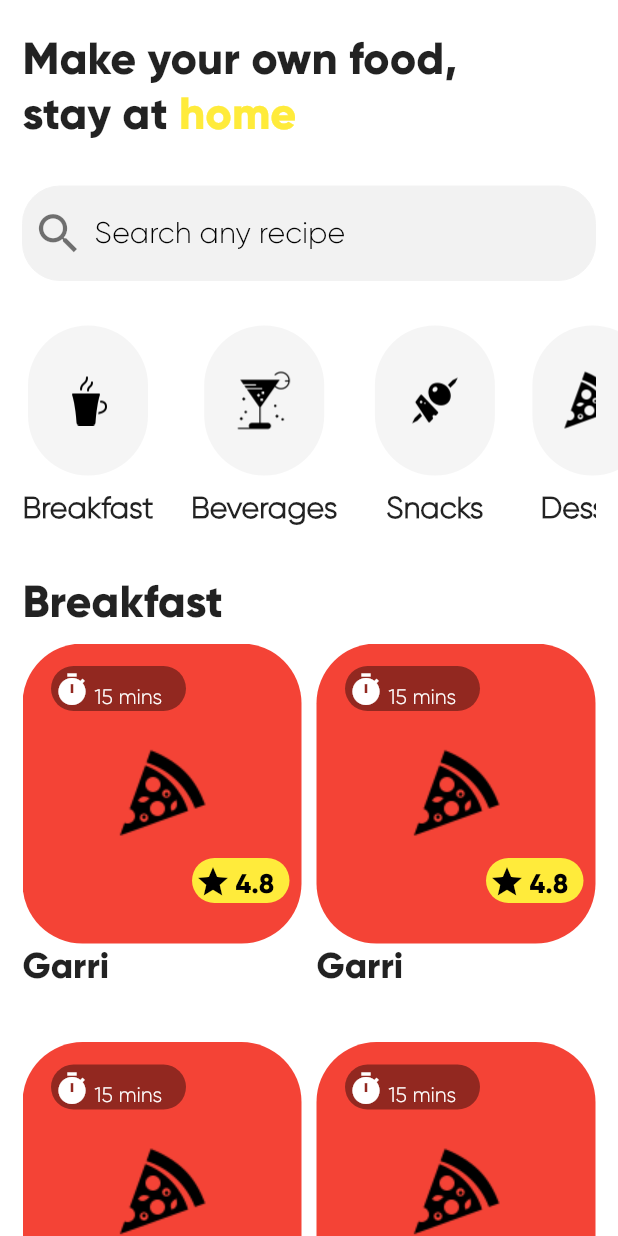
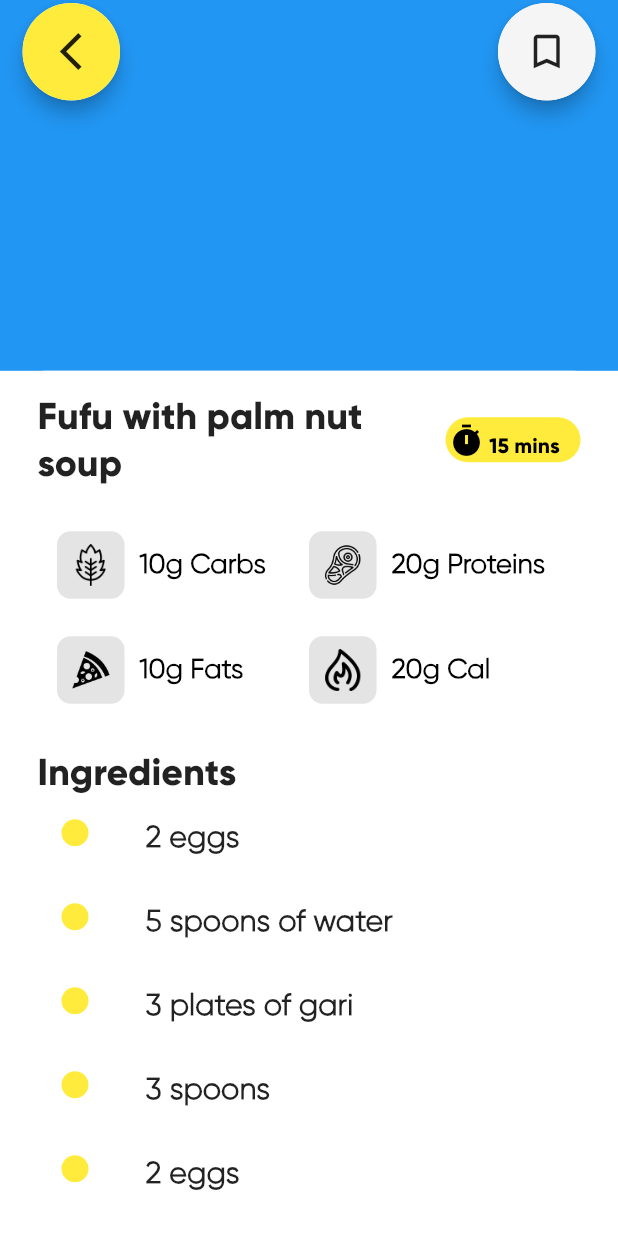
Before and after one commit to samtuga1/easy_food, a Flutter app: the screen it shows after launch, on a phone screen of 412 x 824 dp. Run offline on Flutter 3.47's test engine with Material 2 defaults, Android fonts, the phone set to English and light mode, and no system bars.

Commit message:
created my food_screen.dart

```diff
--- a/lib/constants.dart
+++ b/lib/constants.dart
@@ -1,29 +1,78 @@
 import 'package:flutter/material.dart';
+import 'package:easy_food/widgets/bullet.dart';
 
 class TextStyles {
   static TextStyle title = const TextStyle(fontFamily: 'GilroyBold');
   static TextStyle subTitle = const TextStyle(fontFamily: 'GilroyLight');
+  static TextStyle ingredientsTextStyle = const TextStyle(
+      fontFamily: 'GilroyLight', fontSize: 20, fontWeight: FontWeight.bold);
 }
 
 List preference = [
+  /*
+  imageName: This is the image provider(String) of the image
+  title: The title of the preference
+  number: This is used to provide the number for each preference
+  0: Helps in managing the color of the preference
+   */
   {
     'imageName': 'assets/icons/coffee.png',
     'title': 'Breakfast',
+    'number': 0,
+    0: false,
   },
   {
     'imageName': 'assets/icons/beverage.png',
     'title': 'Beverages',
+    'index': 0,
+    1: false,
   },
   {
     'imageName': 'assets/icons/snack.png',
     'title': 'Snacks',
+    'index': 0,
+    2: false,
   },
   {
     'imageName': 'assets/icons/pizza.png',
     'title': 'Dessert',
+    'index': 0,
+    3: false,
   },
   {
     'imageName': 'assets/icons/soup.png',
     'title': 'Soups',
+    'index': 0,
+    4: false,
   },
 ];
+
+List<ListTile> ingredientList = [
+  ListTile(
+    leading: MyBullet(),
+    title: Text(
+      '2 eggs',
+      style: TextStyles.ingredientsTextStyle,
+    ),
+  ),
+  ListTile(
+    leading: MyBullet(),
+    title: Text('5 spoons of water', style: TextStyles.ingredientsTextStyle),
+  ),
+  ListTile(
+    leading: MyBullet(),
+    title: Text('3 plates of gari', style: TextStyles.ingredientsTextStyle),
+  ),
+  ListTile(
+    leading: MyBullet(),
+    title: Text('3 spoons', style: TextStyles.ingredientsTextStyle),
+  ),
+  ListTile(
+    leading: MyBullet(),
+    title: Text('2 eggs', style: TextStyles.ingredientsTextStyle),
+  ),
+  ListTile(
+    leading: MyBullet(),
+    title: Text('2 eggs', style: TextStyles.ingredientsTextStyle),
+  ),
+];
--- a/lib/main.dart
+++ b/lib/main.dart
@@ -1,8 +1,9 @@
+import 'package:easy_food/screens/food_screen.dart';
 import 'package:flutter/material.dart';
 import 'screens/home_screen.dart';
 
 void main() {
   runApp(const MaterialApp(
-    home: HomeScreen(), //initial route
+    home: FoodScreen(), //initial route
   ));
 }
--- /dev/null
+++ b/lib/screens/food_screen.dart
@@ -0,0 +1,157 @@
+import 'package:easy_food/widgets/sub_containers.dart';
+import 'package:flutter/material.dart';
+import 'package:easy_food/widgets/icon_container.dart';
+import 'package:easy_food/constants.dart' as constants;
+import 'package:flutter/widgets.dart';
+import 'package:easy_food/widgets/food_information.dart';
+
+class FoodScreen extends StatefulWidget {
+  const FoodScreen({Key? key}) : super(key: key);
+
+  @override
+  _FoodScreenState createState() => _FoodScreenState();
+}
+
+class _FoodScreenState extends State<FoodScreen> {
+  @override
+  Widget build(BuildContext context) {
+    return Scaffold(
+      backgroundColor: Colors.white,
+      body: SafeArea(
+        child: Stack(
+          children: [
+            Container(
+              color: Colors.blue,
+              child: Align(
+                alignment: Alignment.topCenter,
+                child: Row(
+                  mainAxisAlignment: MainAxisAlignment.spaceBetween,
+                  children: const [
+                    Padding(
+                      padding: EdgeInsets.only(left: 15.0, top: 2),
+                      child: IconContainer(
+                        color: Colors.yellow,
+                        icon: Icons.arrow_back_ios_outlined,
+                      ),
+                    ),
+                    Padding(
+                      padding: EdgeInsets.only(right: 15.0, top: 2),
+                      child: IconContainer(
+                        color: Color(0xFFf5f5f5),
+                        icon: Icons.bookmark_border,
+                      ),
+                    ),
+                  ],
+                ),
+              ),
+              width: double.infinity,
+              height: MediaQuery.of(context).size.height * 0.3,
+            ),
+            Align(
+              alignment: Alignment.bottomCenter,
+              child: Container(
+                child: Padding(
+                  padding: const EdgeInsets.only(
+                    right: 25.0,
+                    left: 25,
+                  ),
+                  child: ListView(
+                    children: [
+                      const SizedBox(
+                        height: 15,
+                      ),
+                      Row(
+                        mainAxisAlignment: MainAxisAlignment.spaceBetween,
+                        children: [
+                          Expanded(
+                            child: Text(
+                              'Fufu with palm nut soup',
+                              textAlign: TextAlign.start,
+                              style: constants.TextStyles.title
+                                  .copyWith(fontSize: 25),
+                            ),
+                          ),
+                          SubContainer(
+                            icon: Icons.timer,
+                            width: 90,
+                            color: Colors.yellow,
+                            label: '15 mins',
+                            iconColor: Colors.black,
+                            style: constants.TextStyles.title.copyWith(
+                              color: Colors.black,
+                            ),
+                          ),
+                        ],
+                      ),
+                      const SizedBox(
+                        height: 30,
+                      ),
+                      Padding(
+                        padding: const EdgeInsets.symmetric(horizontal: 13.0),
+                        child: Column(
+                          children: [
+                            Row(
+                              children: const [
+                                FoodInfo(
+                                  nutrientLabel: 'Carbs',
+                                  nutrientIcon: 'assets/icons/carbohydrate.png',
+                                  nutrientAmount: 10,
+                                ),
+                                FoodInfo(
+                                  nutrientLabel: 'Proteins',
+                                  nutrientIcon: 'assets/icons/protein.png',
+                                  nutrientAmount: 20,
+                                ),
+                              ],
+                            ),
+                            const SizedBox(
+                              height: 25,
+                            ),
+                            Row(
+                              children: const [
+                                FoodInfo(
+                                  nutrientLabel: 'Fats',
+                                  nutrientIcon: 'assets/icons/pizza.png',
+                                  nutrientAmount: 10,
+                                ),
+                                FoodInfo(
+                                  nutrientLabel: 'Cal',
+                                  nutrientIcon: 'assets/icons/calories.png',
+                                  nutrientAmount: 20,
+                                ),
+                              ],
+                            ),
+                          ],
+                        ),
+                      ),
+                      const SizedBox(
+                        height: 30,
+                      ),
+                      Text(
+                        'Ingredients',
+                        style:
+                            constants.TextStyles.title.copyWith(fontSize: 25),
+                      ),
+                      Column(
+                        children: constants.ingredientList,
+                      ),
+                    ],
+                  ),
+                ),
+                height: MediaQuery.of(context).size.height * 0.7,
+                decoration: const BoxDecoration(
+                  borderRadius: BorderRadius.only(
+                    topRight: Radius.circular(30),
+                    topLeft: Radius.circular(30),
+                  ),
+                  color: Colors.white,
+                ),
+                width: double.infinity,
+              ),
+            ),
+          ],
+        ),
+      ),
+    );
+  }
+}
--- a/lib/screens/home_screen.dart
+++ b/lib/screens/home_screen.dart
@@ -63,6 +63,27 @@ class _HomeScreenState extends State<HomeScreen> {
                             return Preference(
                               imageName: preference[index]['imageName'],
                               title: preference[index]['title'],
+                              onPressed: () {
+                                setState(() {
+                                  constants.preference[index]
+                                      [index] = !constants
+                                          .preference[index][
+                                      index]; //uses boolean operator to change color
+                                  for (var element in constants.preference) {
+                                    //Below is the code to set other preferences to the initial colour rather than yellow
+                                    if (element['number'] != index) {
+                                      for (var i = 1;
+                                          i < constants.preference.length;
+                                          i++) {
+                                        element[index - i] = false;
+                                        element[index + i] = false;
+                                      }
+                                    }
+                                  }
+                                });
+                              },
+                              preferenceColor: constants.preference[index]
+                                  [index],
                             );
                           }),
                     ),
@@ -80,10 +101,9 @@ class _HomeScreenState extends State<HomeScreen> {
               Expanded(
                 child: GridView.builder(
                   itemCount: 6,
-                  gridDelegate: const SliverGridDelegateWithMaxCrossAxisExtent(
-                    maxCrossAxisExtent: 200,
+                  gridDelegate: const SliverGridDelegateWithFixedCrossAxisCount(
+                    crossAxisCount: 2,
                     crossAxisSpacing: 10,
-                    //mainAxisSpacing: 10,
                     childAspectRatio: 0.7,
                   ),
                   itemBuilder: (context, index) {
--- /dev/null
+++ b/lib/widgets/bullet.dart
@@ -0,0 +1,17 @@
+import 'package:flutter/material.dart';
+
+class MyBullet extends StatelessWidget {
+  const MyBullet({Key? key}) : super(key: key);
+
+  @override
+  Widget build(BuildContext context) {
+    return Container(
+      height: 18.0,
+      width: 18.0,
+      decoration: const BoxDecoration(
+        color: Colors.yellow,
+        shape: BoxShape.circle,
+      ),
+    );
+  }
+}
--- /dev/null
+++ b/lib/widgets/food_information.dart
@@ -0,0 +1,46 @@
+import 'package:flutter/material.dart';
+import 'package:easy_food/constants.dart' as constants;
+
+class FoodInfo extends StatelessWidget {
+  final dynamic nutrientAmount;
+  final String nutrientIcon;
+  final String nutrientLabel;
+  const FoodInfo({
+    Key? key,
+    this.nutrientAmount,
+    required this.nutrientIcon,
+    required this.nutrientLabel,
+  }) : super(key: key);
+
+  @override
+  Widget build(BuildContext context) {
+    return Expanded(
+      child: Row(
+        children: [
+          Container(
+            padding: const EdgeInsets.all(8.5),
+            child: Image.asset(nutrientIcon),
+            height: 45,
+            width: 45,
+            decoration: BoxDecoration(
+              color: Colors.grey.withOpacity(0.28),
+              borderRadius: BorderRadius.circular(9),
+            ),
+          ),
+          const SizedBox(
+            width: 10,
+          ),
+          Expanded(
+            child: Text(
+              '${nutrientAmount}g $nutrientLabel',
+              style: constants.TextStyles.subTitle.copyWith(
+                  color: Colors.black,
+                  fontSize: 18,
+                  fontWeight: FontWeight.bold),
+            ),
+          ),
+        ],
+      ),
+    );
+  }
+}
--- /dev/null
+++ b/lib/widgets/icon_container.dart
@@ -0,0 +1,36 @@
+import 'package:flutter/material.dart';
+
+class IconContainer extends StatelessWidget {
+  final IconData icon;
+  final Color color;
+  const IconContainer({
+    Key? key,
+    required this.icon,
+    required this.color,
+  }) : super(key: key);
+
+  @override
+  Widget build(BuildContext context) {
+    return Material(
+      elevation: 5,
+      borderRadius: BorderRadius.circular(35),
+      child: InkWell(
+        borderRadius: BorderRadius.circular(35),
+        onTap: () {},
+        child: Ink(
+          height: 65,
+          width: 65,
+          padding: const EdgeInsets.all(4),
+          decoration: BoxDecoration(
+            color: color,
+            borderRadius: BorderRadius.circular(35),
+          ),
+          child: Icon(
+            icon,
+            size: 30,
+          ),
+        ),
+      ),
+    );
+  }
+}
--- a/lib/widgets/preferences.dart
+++ b/lib/widgets/preferences.dart
@@ -4,10 +4,14 @@ import 'package:easy_food/constants.dart' as constants;
 class Preference extends StatefulWidget {
   final String imageName;
   final String title;
+  final Function() onPressed;
+  final bool preferenceColor;
   const Preference({
     Key? key,
     required this.imageName,
     required this.title,
+    required this.onPressed,
+    required this.preferenceColor,
   }) : super(key: key);
 
   @override
@@ -15,8 +19,6 @@ class Preference extends StatefulWidget {
 }
 
 class _PreferenceState extends State<Preference> {
-  bool preferencePressed = false;
-
   @override
   Widget build(BuildContext context) {
     return Row(
@@ -26,9 +28,7 @@ class _PreferenceState extends State<Preference> {
             Ink(
               child: InkWell(
                 borderRadius: BorderRadius.circular(40),
-                onTap: () => setState(() {
-                  preferencePressed = !preferencePressed;
-                }),
+                onTap: widget.onPressed,
                 child: Image.asset(
                   widget.imageName,
                   scale: 1.5,
@@ -38,7 +38,7 @@ class _PreferenceState extends State<Preference> {
               width: 80,
               height: 100,
               decoration: BoxDecoration(
-                color: preferencePressed == false
+                color: widget.preferenceColor == false
                     ? const Color(0xFFf5f5f5)
                     : Colors.yellow, //,
                 borderRadius: BorderRadius.circular(40),
```
Also changed, not shown: assets/icons/calories.png (added), assets/icons/carbohydrate.png (added), assets/icons/protein.png (added).
